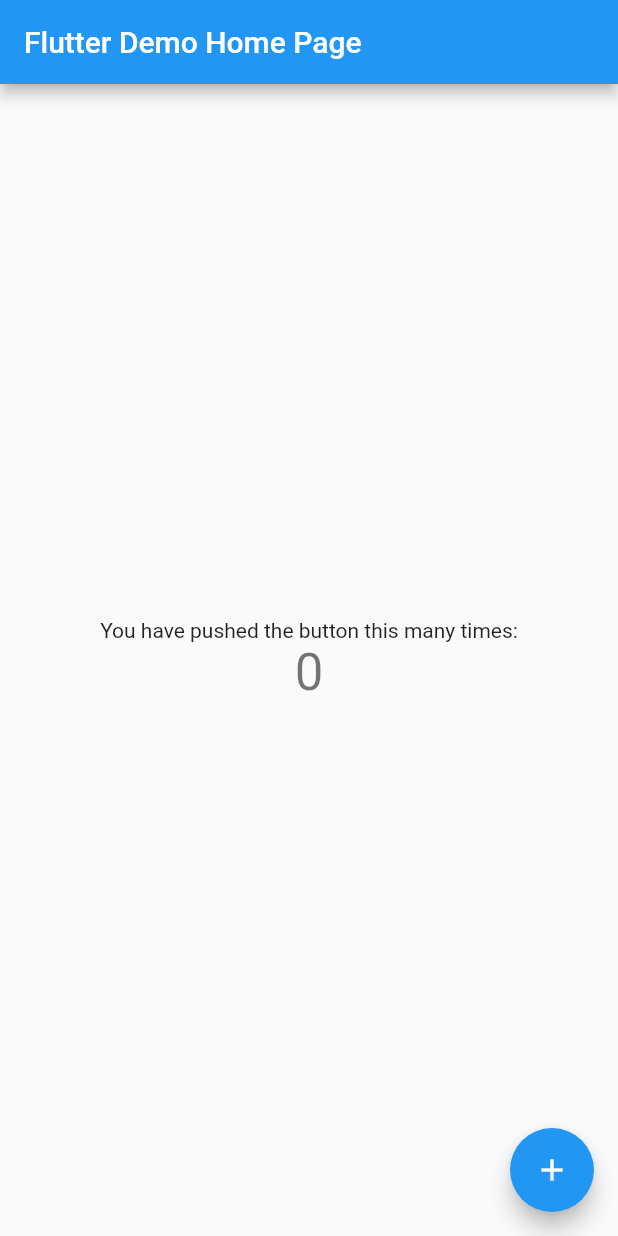
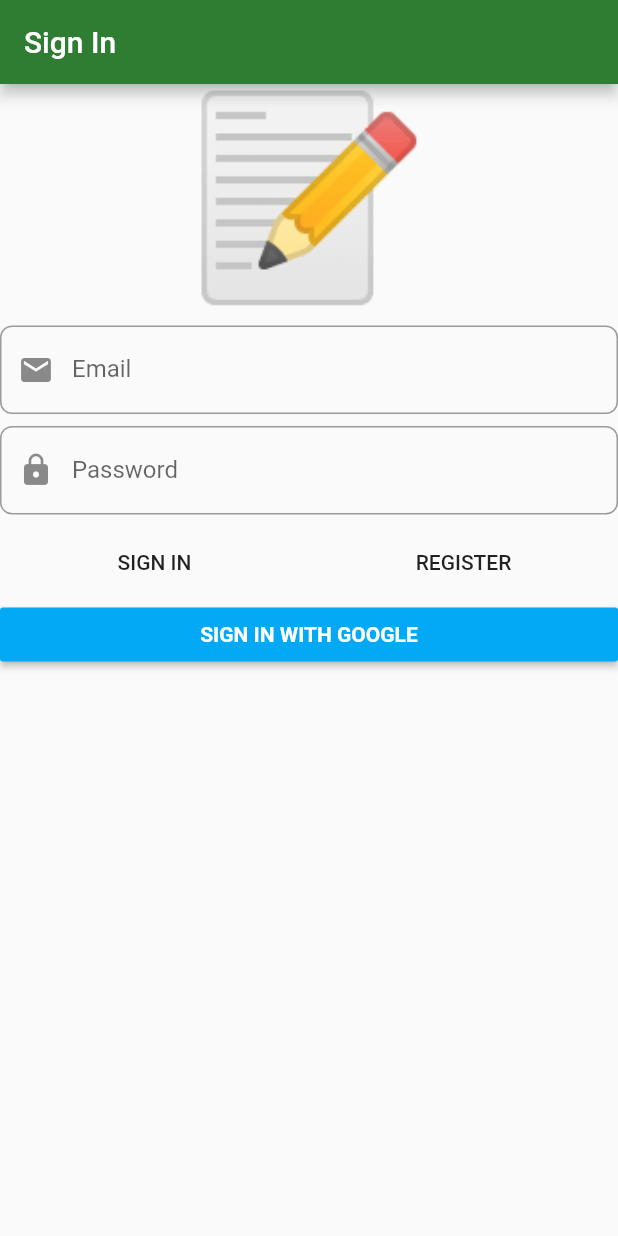
Before and after one commit to coder-pandit/firebase_notes_with_ddd_architecture, a Flutter app: the screen it shows after launch, on a phone screen of 412 x 824 dp. Run offline on Flutter 3.47's test engine with Material 2 defaults, Android fonts, the phone set to English and light mode, and no system bars; our stand-ins replace bloc, dartz, firebase_auth, flushbar, flutter_bloc, freezed_annotation and 3 more; accounts and stored records are empty; generated files the repository leaves out were written again.

Commit message:
Added Sign-in form UI

```diff
--- a/lib/domain/core/value_validators.dart
+++ b/lib/domain/core/value_validators.dart
@@ -15,5 +15,5 @@ Either<ValueFailure<String>, String> validatePassword(String input) {
   if (input.length >= 6) {
     return right(input);
   }
-  return left(ValueFailure.invalidEmail(failedValue: input));
+  return left(ValueFailure.shortPassword(failedValue: input));
 }
--- a/lib/main.dart
+++ b/lib/main.dart
@@ -2,120 +2,9 @@ import 'package:flutter/material.dart';
 import 'package:injectable/injectable.dart';
 
 import 'injection.dart';
+import 'presentation/core/app_widget.dart';
 
 void main() {
   configureInjection(Environment.prod);
-  runApp(MyApp());
+  runApp(AppWidget());
 }
-
-class MyApp extends StatelessWidget {
-  // This widget is the root of your application.
-  @override
-  Widget build(BuildContext context) {
-    return MaterialApp(
-      title: 'Flutter Demo',
-      theme: ThemeData(
-        // This is the theme of your application.
-        //
-        // Try running your application with "flutter run". You'll see the
-        // application has a blue toolbar. Then, without quitting the app, try
-        // changing the primarySwatch below to Colors.green and then invoke
-        // "hot reload" (press "r" in the console where you ran "flutter run",
-        // or simply save your changes to "hot reload" in a Flutter IDE).
-        // Notice that the counter didn't reset back to zero; the application
-        // is not restarted.
-        primarySwatch: Colors.blue,
-        // This makes the visual density adapt to the platform that you run
-        // the app on. For desktop platforms, the controls will be smaller and
-        // closer together (more dense) than on mobile platforms.
-        visualDensity: VisualDensity.adaptivePlatformDensity,
-      ),
-      home: MyHomePage(title: 'Flutter Demo Home Page'),
-    );
-  }
-}
-
-class MyHomePage extends StatefulWidget {
-  MyHomePage({Key key, this.title}) : super(key: key);
-
-  // This widget is the home page of your application. It is stateful, meaning
-  // that it has a State object (defined below) that contains fields that affect
-  // how it looks.
-
-  // This class is the configuration for the state. It holds the values (in this
-  // case the title) provided by the parent (in this case the App widget) and
-  // used by the build method of the State. Fields in a Widget subclass are
-  // always marked "final".
-
-  final String title;
-
-  @override
-  _MyHomePageState createState() => _MyHomePageState();
-}
-
-class _MyHomePageState extends State<MyHomePage> {
-  int _counter = 0;
-
-  void _incrementCounter() {
-    setState(() {
-      // This call to setState tells the Flutter framework that something has
-      // changed in this State, which causes it to rerun the build method below
-      // so that the display can reflect the updated values. If we changed
-      // _counter without calling setState(), then the build method would not be
-      // called again, and so nothing would appear to happen.
-      _counter++;
-    });
-  }
-
-  @override
-  Widget build(BuildContext context) {
-    // This method is rerun every time setState is called, for instance as done
-    // by the _incrementCounter method above.
-    //
-    // The Flutter framework has been optimized to make rerunning build methods
-    // fast, so that you can just rebuild anything that needs updating rather
-    // than having to individually change instances of widgets.
-    return Scaffold(
-      appBar: AppBar(
-        // Here we take the value from the MyHomePage object that was created by
-        // the App.build method, and use it to set our appbar title.
-        title: Text(widget.title),
-      ),
-      body: Center(
-        // Center is a layout widget. It takes a single child and positions it
-        // in the middle of the parent.
-        child: Column(
-          // Column is also a layout widget. It takes a list of children and
-          // arranges them vertically. By default, it sizes itself to fit its
-          // children horizontally, and tries to be as tall as its parent.
-          //
-          // Invoke "debug painting" (press "p" in the console, choose the
-          // "Toggle Debug Paint" action from the Flutter Inspector in Android
-          // Studio, or the "Toggle Debug Paint" command in Visual Studio Code)
-          // to see the wireframe for each widget.
-          //
-          // Column has various properties to control how it sizes itself and
-          // how it positions its children. Here we use mainAxisAlignment to
-          // center the children vertically; the main axis here is the vertical
-          // axis because Columns are vertical (the cross axis would be
-          // horizontal).
-          mainAxisAlignment: MainAxisAlignment.center,
-          children: <Widget>[
-            Text(
-              'You have pushed the button this many times:',
-            ),
-            Text(
-              '$_counter',
-              style: Theme.of(context).textTheme.headline4,
-            ),
-          ],
-        ),
-      ),
-      floatingActionButton: FloatingActionButton(
-        onPressed: _incrementCounter,
-        tooltip: 'Increment',
-        child: Icon(Icons.add),
-      ), // This trailing comma makes auto-formatting nicer for build methods.
-    );
-  }
-}
--- /dev/null
+++ b/lib/presentation/core/app_widget.dart
@@ -0,0 +1,24 @@
+import 'package:flutter/material.dart';
+
+import '../sing_in/sign_in_page.dart';
+
+class AppWidget extends StatelessWidget {
+  // This widget is the root of your application.
+  @override
+  Widget build(BuildContext context) {
+    return MaterialApp(
+      title: 'My Notes',
+      debugShowCheckedModeBanner: false,
+      theme: ThemeData.light().copyWith(
+        primaryColor: Colors.green[800],
+        accentColor: Colors.blueAccent,
+        inputDecorationTheme: InputDecorationTheme(
+          border: OutlineInputBorder(
+            borderRadius: BorderRadius.circular(8),
+          ),
+        ),
+      ),
+      home: SignInPage(),
+    );
+  }
+}
--- /dev/null
+++ b/lib/presentation/sing_in/sign_in_page.dart
@@ -0,0 +1,21 @@
+import 'package:flutter/material.dart';
+import 'package:flutter_bloc/flutter_bloc.dart';
+
+import '../../application/auth/sign_in_form/sign_in_form_bloc.dart';
+import '../../injection.dart';
+import 'widgets/sign_in_form.dart';
+
+class SignInPage extends StatelessWidget {
+  @override
+  Widget build(BuildContext context) {
+    return Scaffold(
+      appBar: AppBar(
+        title: const Text('Sign In'),
+      ),
+      body: BlocProvider(
+        create: (context) => getIt<SignInFormBloc>(),
+        child: SignInForm(),
+      ),
+    );
+  }
+}
--- /dev/null
+++ b/lib/presentation/sing_in/widgets/sign_in_form.dart
@@ -0,0 +1,141 @@
+import 'package:flushbar/flushbar_helper.dart';
+import 'package:flutter/material.dart';
+import 'package:flutter_bloc/flutter_bloc.dart';
+
+import '../../../application/auth/sign_in_form/sign_in_form_bloc.dart';
+
+class SignInForm extends StatelessWidget {
+  @override
+  Widget build(BuildContext context) {
+    return BlocConsumer<SignInFormBloc, SignInFormState>(
+      listener: (context, state) {
+        // check for auth failed or succed
+        state.authFailureOrSuccessOption.fold(
+          () {},
+          (either) => either.fold((f) {
+            // show snackbar on auth failure
+            FlushbarHelper.createError(
+                message: f.map(
+              cancelledByUser: (_) => 'Cancelled',
+              serverError: (_) => 'Server Error',
+              emailAlreadyInUse: (_) => 'Email already in use',
+              invalidEmailAndPassword: (_) =>
+                  'Invalid email & password combination',
+            )).show(context);
+          }, (_) {
+            // TODO: Navigate to another page on auth success
+          }),
+        );
+      },
+      builder: (context, state) {
+        return Form(
+          autovalidate: state.showErrorMessages,
+          child: ListView(
+            children: [
+              // notes icon on top
+              const Text(
+                '📝',
+                style: TextStyle(fontSize: 130),
+                textAlign: TextAlign.center,
+              ),
+              const SizedBox(height: 8),
+              // email text field
+              TextFormField(
+                decoration: const InputDecoration(
+                  prefixIcon: Icon(Icons.email),
+                  labelText: 'Email',
+                ),
+                autocorrect: false,
+                // on text change update email value in bloc
+                onChanged: (value) => context
+                    .bloc<SignInFormBloc>()
+                    .add(SignInFormEvent.emailChanged(value)),
+                // validate email using bloc
+                validator: (_) => context
+                    .bloc<SignInFormBloc>()
+                    .state
+                    .emailAddress
+                    .value
+                    .fold(
+                      (f) => f.maybeMap(
+                        invalidEmail: (_) => 'Invalid Email',
+                        orElse: () => null,
+                      ),
+                      (r) => null,
+                    ),
+              ),
+              const SizedBox(height: 8),
+              // password text field
+              TextFormField(
+                decoration: const InputDecoration(
+                  prefixIcon: Icon(Icons.lock),
+                  labelText: 'Password',
+                ),
+                autocorrect: false,
+                obscureText: true,
+                // on text change update password value in bloc
+                onChanged: (value) => context
+                    .bloc<SignInFormBloc>()
+                    .add(SignInFormEvent.passwordChanged(value)),
+                // validate password for shortPassword using bloc
+                validator: (_) =>
+                    context.bloc<SignInFormBloc>().state.password.value.fold(
+                          (f) => f.maybeMap(
+                            shortPassword: (_) => 'Short Password',
+                            orElse: () => null,
+                          ),
+                          (r) => null,
+                        ),
+              ),
+              const SizedBox(height: 8),
+              // sign in & register buttons
+              Row(
+                children: [
+                  // sign in button
+                  Expanded(
+                    child: FlatButton(
+                      // sign in user using bloc
+                      onPressed: () {
+                        context.bloc<SignInFormBloc>().add(
+                            const SignInFormEvent.signInWithEmailPressed());
+                      },
+                      child: const Text('SIGN IN'),
+                    ),
+                  ),
+                  // register button
+                  Expanded(
+                    child: FlatButton(
+                      // register user using bloc
+                      onPressed: () {
+                        context.bloc<SignInFormBloc>().add(
+                            const SignInFormEvent.registerWithEmailPressed());
+                      },
+                      child: const Text('REGISTER'),
+                    ),
+                  ),
+                ],
+              ),
+              // google login button
+              RaisedButton(
+                // authenticate user by google using bloc
+                onPressed: () {
+                  context
+                      .bloc<SignInFormBloc>()
+                      .add(const SignInFormEvent.signInWithGooglePressed());
+                },
+                color: Colors.lightBlue,
+                child: const Text(
+                  'SIGN IN WITH GOOGLE',
+                  style: TextStyle(
+                    color: Colors.white,
+                    fontWeight: FontWeight.bold,
+                  ),
+                ),
+              ),
+            ],
+          ),
+        );
+      },
+    );
+  }
+}
--- a/pubspec.yaml
+++ b/pubspec.yaml
@@ -28,6 +28,7 @@ dependencies:
   flutter_bloc: ^4.0.0
   get_it: ^4.0.2
   injectable: ^0.4.0+1
+  flushbar: ^1.10.4
   # firebase
   firebase_core: ^0.4.5
   firebase_analytics: ^5.0.14
```
Also changed, not shown: pubspec.lock.
